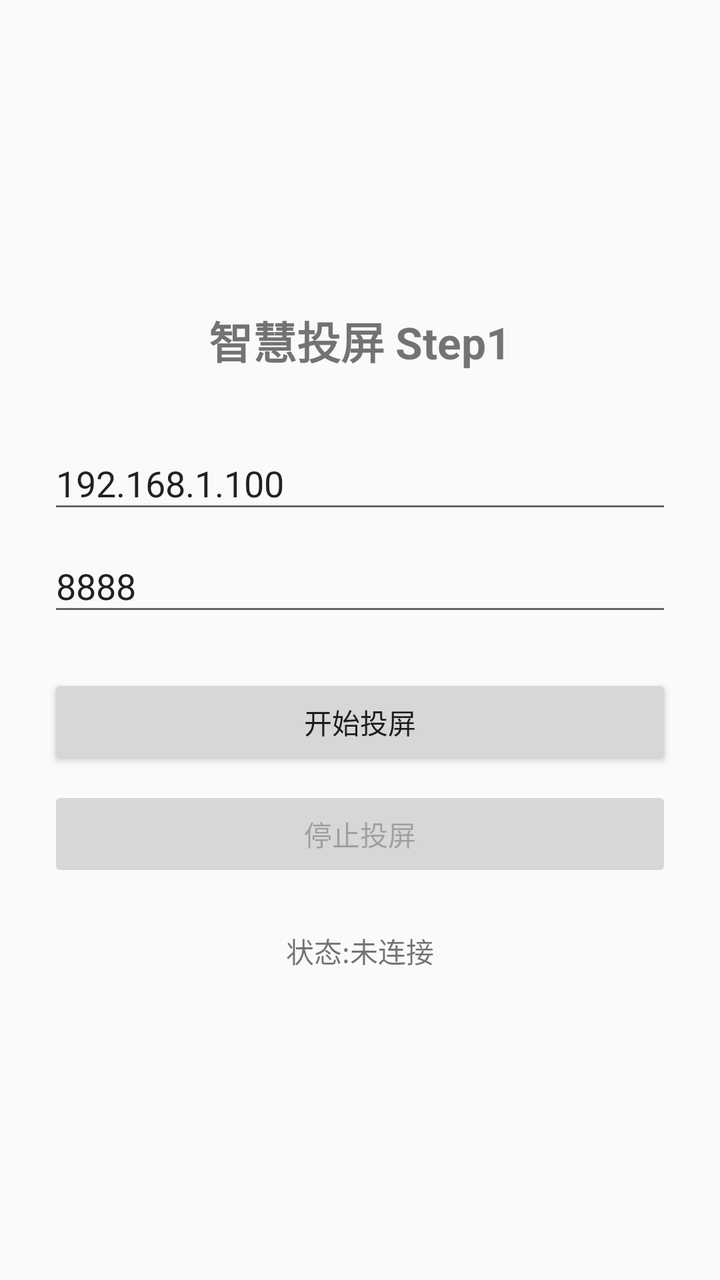
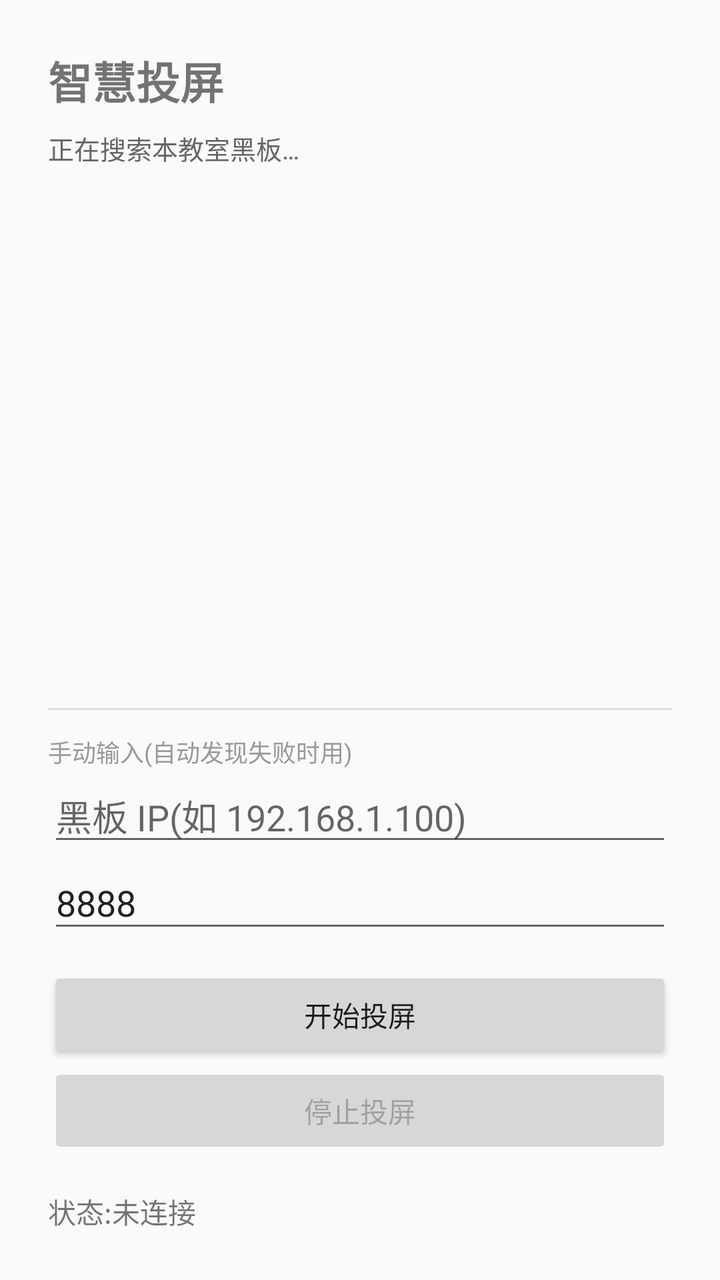

An Android layout rendered at two revisions. The XML below is the earlier revision; the diff shows what the commit changed to produce the second picture.
<!-- AndroidManifest.xml: application theme AppTheme -->
<!-- res/layout/activity_main.xml -->
<?xml version="1.0" encoding="utf-8"?>
<LinearLayout xmlns:android="http://schemas.android.com/apk/res/android"
    android:layout_width="match_parent"
    android:layout_height="match_parent"
    android:orientation="vertical"
    android:gravity="center"
    android:padding="24dp">

    <TextView
        android:layout_width="wrap_content"
        android:layout_height="wrap_content"
        android:text="智慧投屏 Step1"
        android:textSize="22sp"
        android:textStyle="bold"
        android:layout_marginBottom="32dp" />

    
    <EditText
        android:id="@+id/etBoardIp"
        android:layout_width="match_parent"
        android:layout_height="wrap_content"
        android:hint="黑板 IP(如 192.168.1.100)"
        android:inputType="text"
        android:text="192.168.1.100" />

    <EditText
        android:id="@+id/etBoardPort"
        android:layout_width="match_parent"
        android:layout_height="wrap_content"
        android:hint="端口"
        android:inputType="number"
        android:text="8888"
        android:layout_marginTop="8dp" />

    <Button
        android:id="@+id/btnStart"
        android:layout_width="match_parent"
        android:layout_height="wrap_content"
        android:text="开始投屏"
        android:layout_marginTop="24dp" />

    <Button
        android:id="@+id/btnStop"
        android:layout_width="match_parent"
        android:layout_height="wrap_content"
        android:text="停止投屏"
        android:enabled="false"
        android:layout_marginTop="8dp" />

    <TextView
        android:id="@+id/tvStatus"
        android:layout_width="wrap_content"
        android:layout_height="wrap_content"
        android:text="状态:未连接"
        android:layout_marginTop="24dp" />

</LinearLayout>
<!-- resources referenced by this layout -->
<resources>
  <style name="AppTheme" parent="Theme.AppCompat.Light.NoActionBar">
          <item name="colorPrimary">@android:color/holo_blue_dark</item>
          <item name="colorPrimaryDark">@android:color/holo_blue_dark</item>
          <item name="colorAccent">@android:color/holo_blue_light</item>
      </style>
</resources>

<!-- the commit's change to res/layout/activity_main.xml (unified diff, before → after) -->
@@ -1,27 +1,56 @@
 <?xml version="1.0" encoding="utf-8"?>
+
 <LinearLayout xmlns:android="http://schemas.android.com/apk/res/android"
     android:layout_width="match_parent"
     android:layout_height="match_parent"
     android:orientation="vertical"
-    android:gravity="center"
     android:padding="24dp">
 
     <TextView
         android:layout_width="wrap_content"
         android:layout_height="wrap_content"
-        android:text="智慧投屏 Step1"
+        android:text="智慧投屏"
         android:textSize="22sp"
         android:textStyle="bold"
-        android:layout_marginBottom="32dp" />
+        android:layout_marginBottom="8dp" />
 
     
+    <TextView
+        android:id="@+id/tvBoardsHint"
+        android:layout_width="match_parent"
+        android:layout_height="wrap_content"
+        android:text="正在搜索本教室黑板…"
+        android:textColor="#666"
+        android:textSize="13sp"
+        android:layout_marginBottom="4dp" />
+
+    <ListView
+        android:id="@+id/lvBoards"
+        android:layout_width="match_parent"
+        android:layout_height="0dp"
+        android:layout_weight="1"
+        android:minHeight="80dp" />
+
+    
+    <View
+        android:layout_width="match_parent"
+        android:layout_height="1dp"
+        android:background="#ddd"
+        android:layout_marginVertical="12dp" />
+
+    <TextView
+        android:layout_width="wrap_content"
+        android:layout_height="wrap_content"
+        android:text="手动输入(自动发现失败时用)"
+        android:textColor="#999"
+        android:textSize="12sp" />
+
     <EditText
         android:id="@+id/etBoardIp"
         android:layout_width="match_parent"
         android:layout_height="wrap_content"
         android:hint="黑板 IP(如 192.168.1.100)"
-        android:inputType="text"
-        android:text="192.168.1.100" />
+        android:inputType="text" />
 
     <EditText
         android:id="@+id/etBoardPort"
@@ -29,29 +58,28 @@
         android:layout_height="wrap_content"
         android:hint="端口"
         android:inputType="number"
-        android:text="8888"
-        android:layout_marginTop="8dp" />
+        android:text="8888" />
 
     <Button
         android:id="@+id/btnStart"
         android:layout_width="match_parent"
         android:layout_height="wrap_content"
         android:text="开始投屏"
-        android:layout_marginTop="24dp" />
+        android:layout_marginTop="12dp" />
 
     <Button
         android:id="@+id/btnStop"
         android:layout_width="match_parent"
         android:layout_height="wrap_content"
         android:text="停止投屏"
-        android:enabled="false"
-        android:layout_marginTop="8dp" />
+        android:enabled="false" />
 
     <TextView
         android:id="@+id/tvStatus"
         android:layout_width="wrap_content"
         android:layout_height="wrap_content"
         android:text="状态:未连接"
-        android:layout_marginTop="24dp" />
+        android:layout_marginTop="16dp"
+        android:textSize="14sp" />
 
 </LinearLayout>
